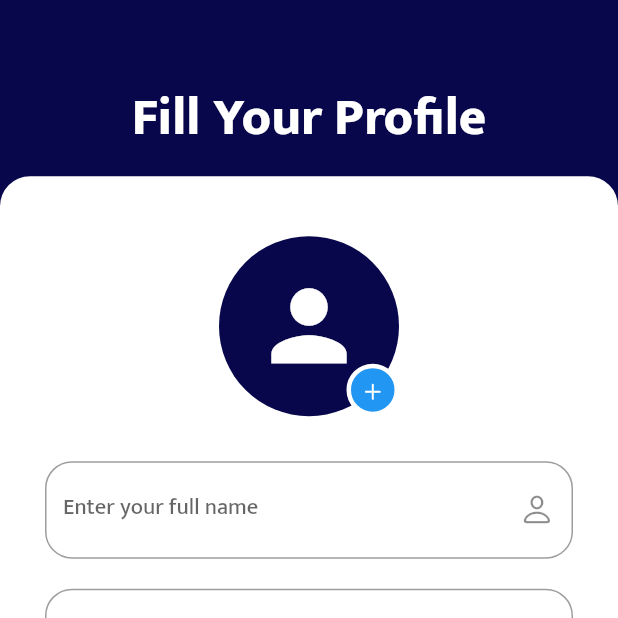
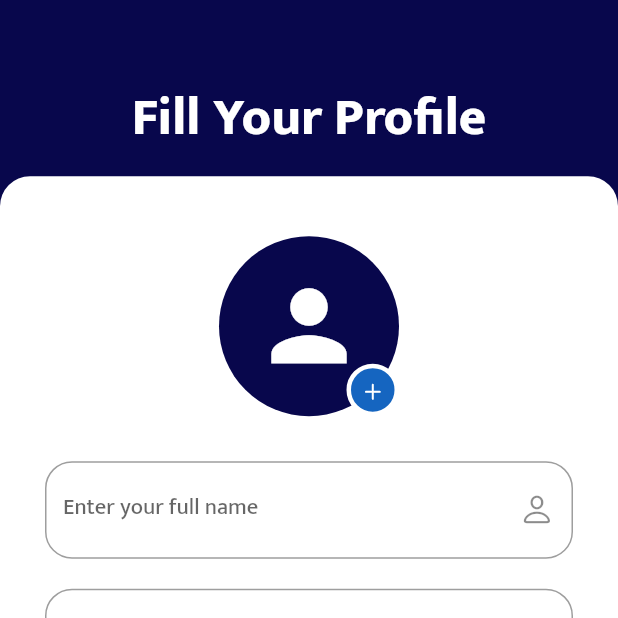
Before and after one commit to ShivamPundir12/ND_Fitness-new, a Flutter app: the screen it shows after launch, on a phone screen of 412 x 824 dp, the top half of it. Run offline on Flutter 3.47's test engine with Material 2 defaults, Android fonts, the phone set to English and light mode, and no system bars; our stand-ins replace cloud_firestore, firebase_auth, firebase_core, firebase_storage, flutter_secure_storage, flutter_svg and 2 more; accounts and stored records are empty.

Commit message:
profile 23-04-23

```diff
--- a/lib/screens/info/profilecontroller/profile.dart
+++ b/lib/screens/info/profilecontroller/profile.dart
@@ -153,7 +153,7 @@ class _ProfileState extends State<Profile> {
                                         shape: BoxShape.circle,
                                         border: Border.all(
                                             width: 3, color: Colors.white),
-                                        color: Colors.blue),
+                                        color: Colors.blue.shade800),
                                     child: IconButton(
                                       onPressed: () {
                                         provider.pickImage(context);
```
